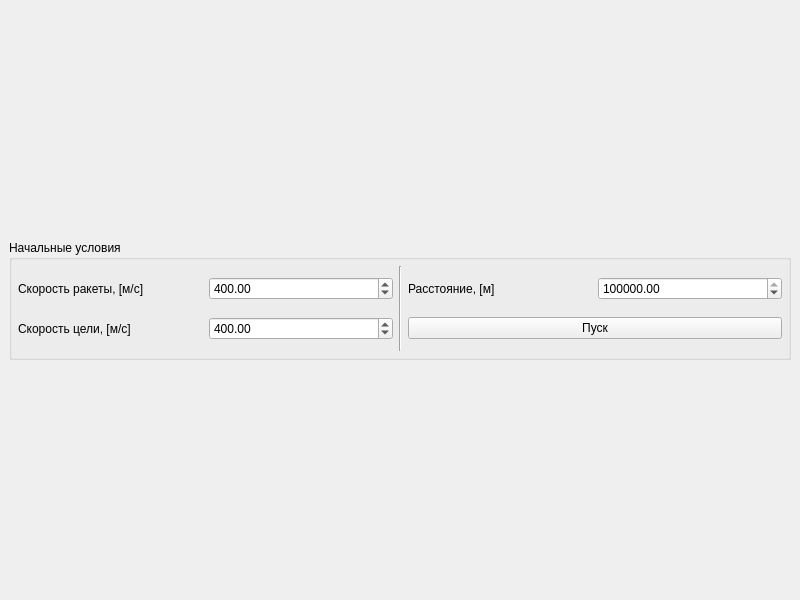
Qt form mainwindow.ui (zubaaan/ED_RocketSim) before a commit.
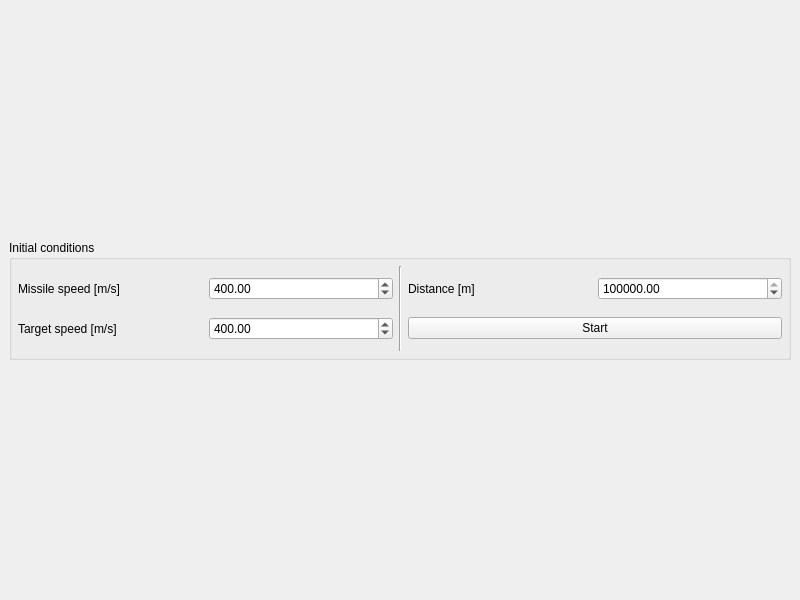
The same form after that commit.

Commit message: target maneuvers

The edit to the form file:
```diff
--- a/mainwindow.ui
+++ b/mainwindow.ui
@@ -24,7 +24,7 @@
        </size>
       </property>
       <property name="title">
-       <string>Начальные условия</string>
+       <string>Initial conditions</string>
       </property>
       <layout class="QHBoxLayout" name="horizontalLayout_2">
        <property name="leftMargin">
@@ -48,7 +48,7 @@
              <item>
               <widget class="QLabel" name="label">
                <property name="text">
-                <string>Скорость ракеты, [м/с]</string>
+                <string>Missile speed [m/s]</string>
                </property>
               </widget>
              </item>
@@ -72,7 +72,7 @@
              <item>
               <widget class="QLabel" name="label_2">
                <property name="text">
-                <string>Скорость цели, [м/с]</string>
+                <string>Target speed [m/s]</string>
                </property>
               </widget>
              </item>
@@ -107,7 +107,7 @@
              <item>
               <widget class="QLabel" name="label_3">
                <property name="text">
-                <string>Расстояние, [м]</string>
+                <string>Distance [m]</string>
                </property>
               </widget>
              </item>
@@ -131,7 +131,7 @@
              <item>
               <widget class="QPushButton" name="pB_start">
                <property name="text">
-                <string>Пуск</string>
+                <string>Start</string>
                </property>
               </widget>
              </item>
```
Left out of the diff: 3 changed lines with no effect on the pictures. The commit also changes 7 other files.
